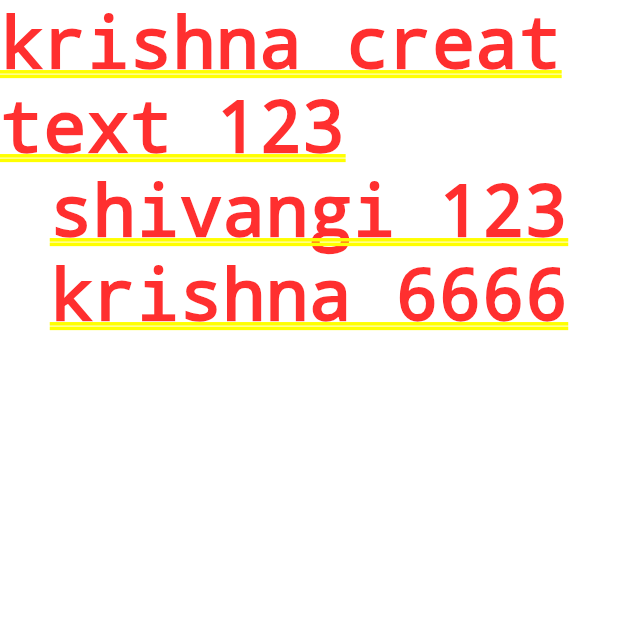
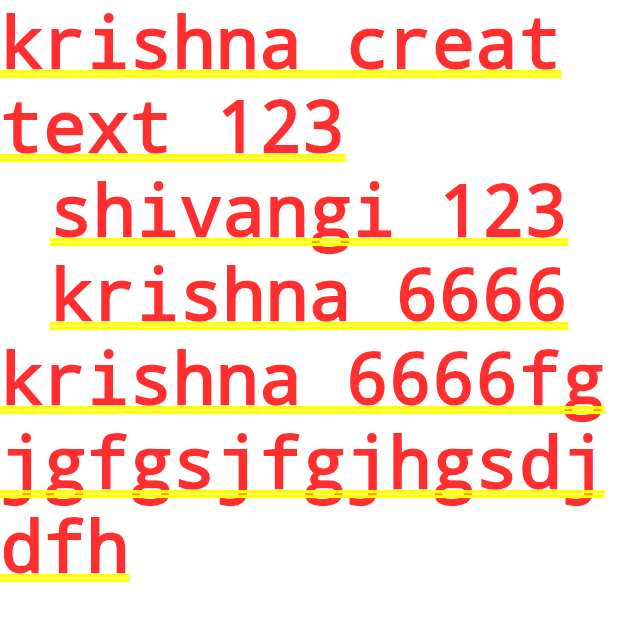
Before and after one commit to shivangi25-collab/flutter_generic_structure, a Flutter app: the screen it shows after launch, on a phone screen of 412 x 824 dp. Shown: the top 622 px of the screen. Run offline on Flutter 3.47's test engine with Material 2 defaults, Android fonts, the phone set to English and light mode, and no system bars; our stand-ins replace dio, file_picker, get, get_storage, image_cropper, image_picker and 3 more.

Commit message:
test merge ---- hgfhf

```diff
--- a/lib/pages/Auth/SplashPage.dart
+++ b/lib/pages/Auth/SplashPage.dart
@@ -17,6 +17,7 @@ class _SplashPageState extends State<SplashPage> {
           Text("krishna creat text 123"),
           Text("shivangi 123"),
           Text("krishna 6666"),
+          Text("krishna 6666fgjgfgsjfgjhgsdjdfh"),
         ],
       ),
 
```
